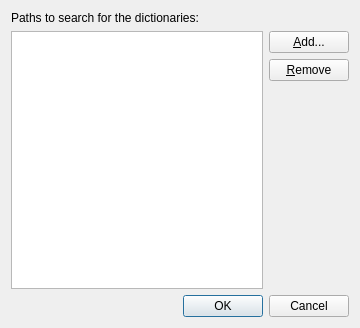
Qt form src/sources.ui (goldendict/goldendict) before a commit.
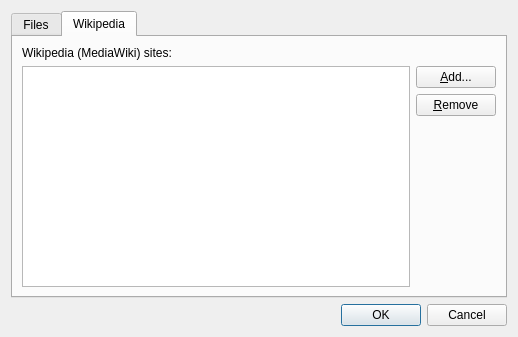
The same form after that commit. The open tabs and pages were chosen to show the change.

Commit message: * Major dictionary interface rework. Dictionaries now return Request objects   which can provide results asyncronously, be discarded prematurely etc. This   work touches just about every piece of exiting code. + On top of the new interface, MediaWiki (Wikipedia) support was added. * Some other small fixes might went along.

```diff
--- a/src/sources.ui
+++ b/src/sources.ui
@@ -4,22 +4,32 @@
   <property name="windowModality" >
    <enum>Qt::ApplicationModal</enum>
   </property>
-  <property name="geometry" >
+  <property name="geometry">
    <rect>
     <x>0</x>
     <y>0</y>
-    <width>360</width>
-    <height>328</height>
+    <width>518</width>
+    <height>337</height>
    </rect>
   </property>
   <property name="windowTitle" >
    <string>Sources</string>
   </property>
-  <layout class="QVBoxLayout" name="verticalLayout_2" >
+  <layout class="QVBoxLayout" name="verticalLayout_5">
    <item>
-    <widget class="QLabel" name="label" >
-     <property name="text" >
-      <string>Paths to search for the dictionaries:</string>
+    <widget class="QTabWidget" name="tabWidget">
+     <property name="currentIndex">
+      <number>0</number>
+     </property>
+     <widget class="QWidget" name="filesTab">
+      <attribute name="title">
+       <string>Files</string>
+      </attribute>
+      <layout class="QVBoxLayout" name="verticalLayout_2">
+       <item>
+        <widget class="QLabel" name="label">
+         <property name="text">
+          <string>Paths to search for the dictionary files:</string>
      </property>
     </widget>
    </item>
@@ -61,9 +71,68 @@
      </item>
     </layout>
    </item>
+      </layout>
+     </widget>
+     <widget class="QWidget" name="mediaWikisTab">
+      <attribute name="title">
+       <string>Wikipedia</string>
+      </attribute>
+      <layout class="QVBoxLayout" name="verticalLayout_4">
    <item>
-    <widget class="QDialogButtonBox" name="buttons" >
-     <property name="standardButtons" >
+        <widget class="QLabel" name="label_2">
+         <property name="text">
+          <string>Wikipedia (MediaWiki) sites:</string>
+         </property>
+        </widget>
+       </item>
+       <item>
+        <layout class="QHBoxLayout" name="horizontalLayout_2">
+         <item>
+          <widget class="QTreeView" name="mediaWikis"/>
+         </item>
+         <item>
+          <layout class="QVBoxLayout" name="verticalLayout_3">
+           <item>
+            <widget class="QPushButton" name="addMediaWiki">
+             <property name="text">
+              <string>&amp;Add...</string>
+             </property>
+            </widget>
+           </item>
+           <item>
+            <widget class="QPushButton" name="removeMediaWiki">
+             <property name="text">
+              <string>&amp;Remove</string>
+             </property>
+            </widget>
+           </item>
+           <item>
+            <spacer name="verticalSpacer_2">
+             <property name="orientation">
+              <enum>Qt::Vertical</enum>
+             </property>
+             <property name="sizeType">
+              <enum>QSizePolicy::Expanding</enum>
+             </property>
+             <property name="sizeHint" stdset="0">
+              <size>
+               <width>20</width>
+               <height>40</height>
+              </size>
+             </property>
+            </spacer>
+           </item>
+          </layout>
+         </item>
+        </layout>
+       </item>
+      </layout>
+     </widget>
+    </widget>
+   </item>
+   <item>
+    <widget class="QDialogButtonBox" name="buttons">
+     <property name="standardButtons">
       <set>QDialogButtonBox::Cancel|QDialogButtonBox::Ok</set>
      </property>
     </widget>
```
Left out of the diff: 29 changed lines with no effect on the pictures. Lines whose indentation alone changed are shown as unchanged. The commit also changes 40 other files.
